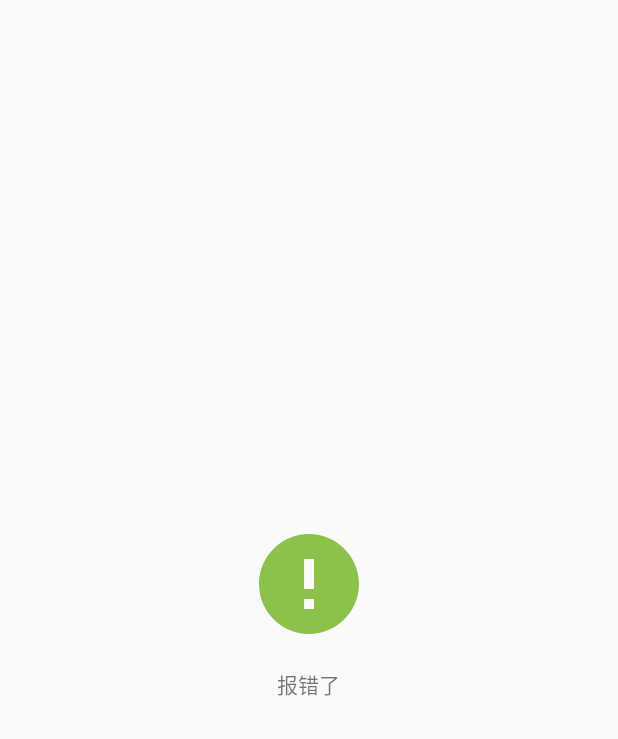
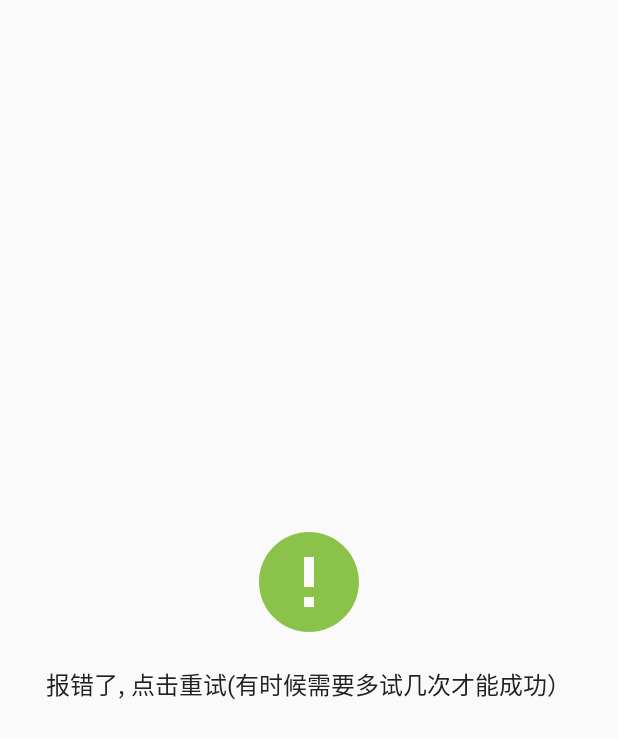
Before and after one commit to workbenson/tingshu, an Android app: the layout state_error.xml on its own in the app's theme, with its tools: preview values and no code run, on a phone screen of 412 x 824 dp. Shown: the top 739 px of the screen. Run offline under Robolectric (Android 15) with nearby library versions, the phone set to English and light mode, and no system bars.

Commit message:
修复播放地址有失效时间的问题(回到播放页面时自动去获取最新的播放地址)。

```diff
--- a/app/build.gradle
+++ b/app/build.gradle
@@ -11,8 +11,8 @@ android {
         applicationId "com.github.eprendre.tingshu"
         minSdkVersion 19
         targetSdkVersion 28
-        versionCode 1
-        versionName "1.0"
+        versionCode 2
+        versionName "1.0.1"
         testInstrumentationRunner "androidx.test.runner.AndroidJUnitRunner"
         setProperty("archivesBaseName", "tingshu_${versionName}_${versionCode}")
     }
--- a/app/src/main/res/layout/activity_main.xml
+++ b/app/src/main/res/layout/activity_main.xml
@@ -20,7 +20,6 @@
             android:id="@+id/edittext"
             android:layout_width="match_parent"
             android:layout_height="wrap_content"
-            android:maxLines="1"
             android:selectAllOnFocus="true"
             android:hint="例: http://m.ting56.com/mp3/1520.html"
             />
--- a/app/src/main/res/layout/state_error.xml
+++ b/app/src/main/res/layout/state_error.xml
@@ -22,7 +22,9 @@
         android:layout_height="wrap_content"
         android:layout_marginTop="8dp"
         android:background="?selectableItemBackground"
+        android:textColor="@color/primary_text"
+        android:textSize="16sp"
         android:padding="8dp"
-        android:text="报错了"
+        android:text="报错了, 点击重试(有时候需要多试几次才能成功）"
         />
 </LinearLayout>
```
Also changed, not shown: app/src/main/java/com/github/eprendre/tingshu/PlayerActivity.kt (+21 -6 lines).
